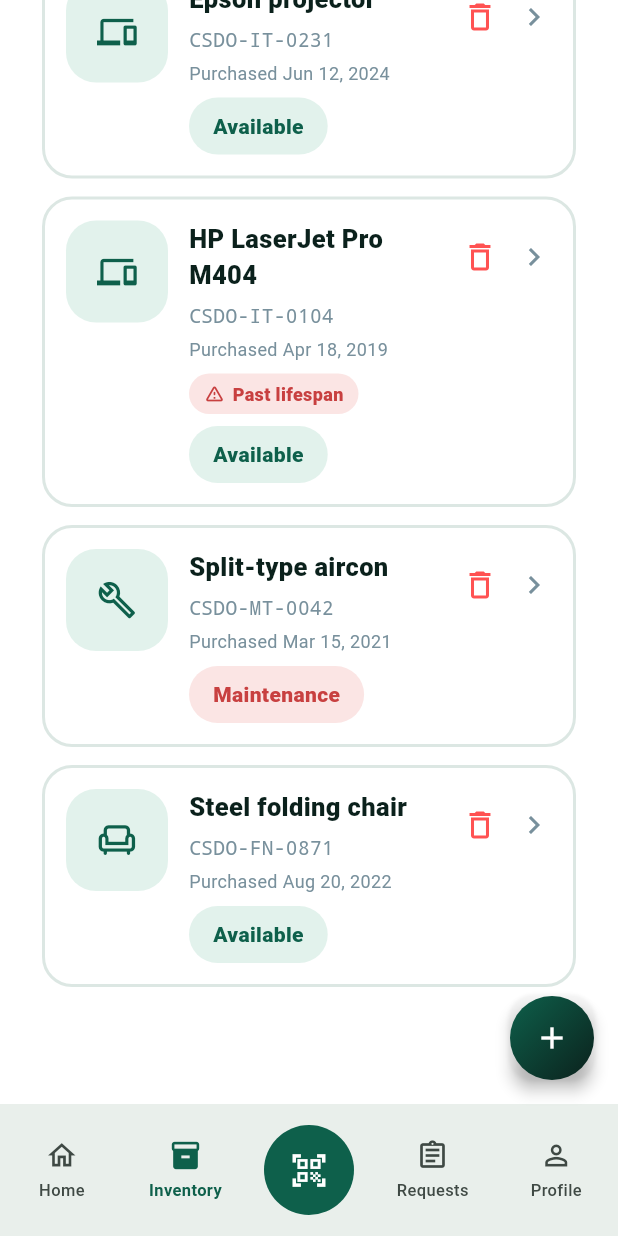
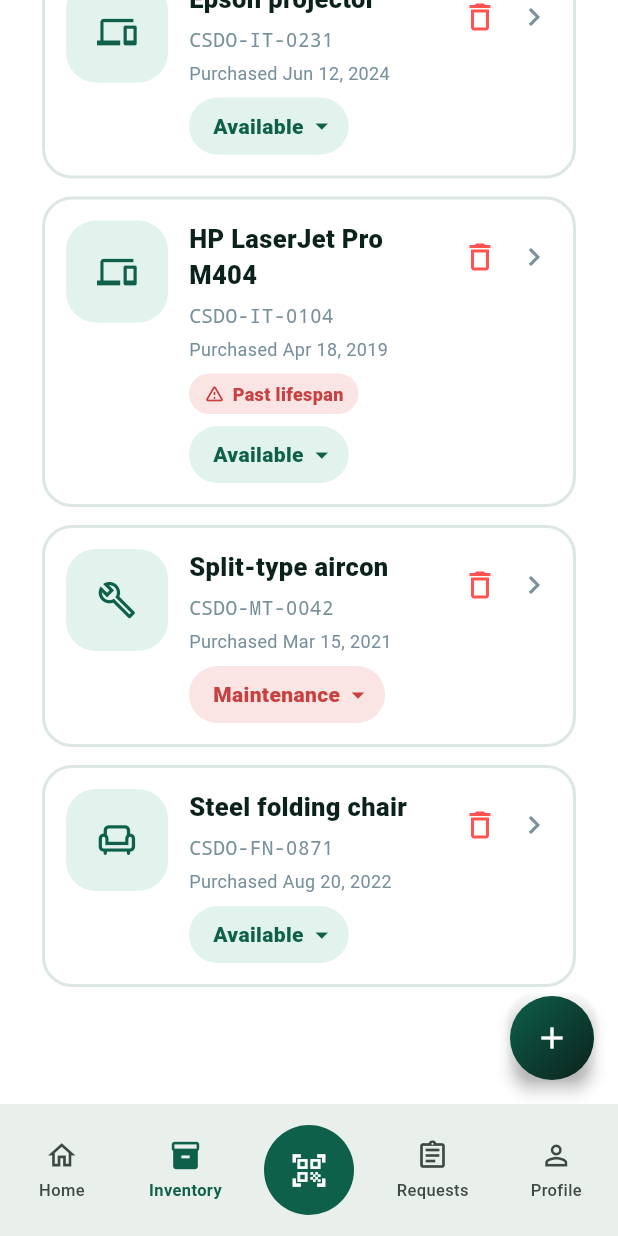
Before and after one commit to phrey26/qr_assisted_asset_manager, a Flutter app: the AppShell screen opened directly, item 2 of the bottom bar chosen, scrolled down 576 dp, on a phone screen of 412 x 824 dp. Run offline on Flutter 3.47's test engine with Material 3 defaults, Android fonts, the phone set to English and light mode, and no system bars; our stand-ins replace image_picker, qr_flutter, share_plus; missing offline and left inert: mobile_scanner; Roboto replaces fonts that are missing (Arial).

```diff
--- a/lib/models/asset.dart
+++ b/lib/models/asset.dart
@@ -31,7 +31,11 @@ class AssetItem {
   final String tagId;
   final String category;
   final String description;
-  final AssetStatus status;
+
+  /// Mutable so the admin can change it from the inventory page — e.g.
+  /// flagging an asset as under maintenance, or bringing it back once
+  /// it's fixed — without having to delete and re-add the asset.
+  AssetStatus status;
 
   /// When the asset was purchased. Required for every asset regardless of
   /// category.
--- a/lib/widgets/asset_card.dart
+++ b/lib/widgets/asset_card.dart
@@ -7,7 +7,13 @@ import 'lifespan_warning_badge.dart';
 import 'status_chip.dart';
 
 class AssetCard extends StatelessWidget {
-  const AssetCard({super.key, required this.asset, this.onTap, this.onDelete});
+  const AssetCard({
+    super.key,
+    required this.asset,
+    this.onTap,
+    this.onDelete,
+    this.onUpdateStatus,
+  });
 
   final AssetItem asset;
 
@@ -20,6 +26,11 @@ class AssetCard extends StatelessWidget {
   /// delete affordance is shown — used to keep this widget reusable for
   /// non-admin contexts if they're added later.
   final VoidCallback? onDelete;
+
+  /// Invoked with the newly-picked status when the admin changes it from
+  /// the status chip's menu (e.g. flagging the asset as under
+  /// maintenance). When null, the chip is a plain read-only label.
+  final ValueChanged<AssetStatus>? onUpdateStatus;
 
   @override
   Widget build(BuildContext context) {
@@ -106,14 +117,14 @@ class AssetCard extends StatelessWidget {
                       ],
                       if (isMobile) ...[
                         const SizedBox(height: 8),
-                        StatusChip(status: asset.status),
+                        StatusChip(status: asset.status, onChanged: onUpdateStatus),
                       ],
                     ],
                   ),
                 ),
                 if (!isMobile) ...[
                   const SizedBox(width: 10),
-                  StatusChip(status: asset.status),
+                  StatusChip(status: asset.status, onChanged: onUpdateStatus),
                 ],
                 if (onDelete != null) ...[
                   SizedBox(width: isMobile ? 0 : 4),
--- a/lib/widgets/status_chip.dart
+++ b/lib/widgets/status_chip.dart
@@ -3,33 +3,48 @@ import 'package:flutter/material.dart';
 import '../models/asset.dart';
 import '../theme/app_theme.dart';
 
+/// Displays an asset's status as a pill. When [onChanged] is provided, the
+/// pill becomes tappable and opens a menu to change the status (e.g. flag
+/// an asset as under maintenance); when null (the default), it's a
+/// read-only label, unchanged from how every non-admin screen uses it.
 class StatusChip extends StatelessWidget {
-  const StatusChip({super.key, required this.status});
+  const StatusChip({super.key, required this.status, this.onChanged});
 
   final AssetStatus status;
 
+  /// Invoked with the newly-selected status when the admin picks a
+  /// different one from the menu. Passing this makes the chip tappable.
+  final ValueChanged<AssetStatus>? onChanged;
+
+  static (Color background, Color foreground) _colorsFor(AssetStatus status) {
+    switch (status) {
+      case AssetStatus.available:
+        return (AppTheme.mint, AppTheme.primary);
+      case AssetStatus.inUse:
+        return (AppTheme.cream, const Color(0xFF9A6512));
+      case AssetStatus.maintenance:
+        return (AppTheme.redTint, const Color(0xFFC84040));
+    }
+  }
+
   @override
   Widget build(BuildContext context) {
-    Color background;
-    Color foreground;
-    switch (status) {
-      case AssetStatus.available:
-        background = AppTheme.mint;
-        foreground = AppTheme.primary;
-      case AssetStatus.inUse:
-        background = AppTheme.cream;
-        foreground = const Color(0xFF9A6512);
-      case AssetStatus.maintenance:
-        background = AppTheme.redTint;
-        foreground = const Color(0xFFC84040);
-    }
-    return Container(
-      padding: const EdgeInsets.symmetric(horizontal: 16, vertical: 9),
+    final (background, foreground) = _colorsFor(status);
+    final pill = Container(
+      padding: EdgeInsets.only(
+        left: 16,
+        right: onChanged == null ? 16 : 8,
+        top: 9,
+        bottom: 9,
+      ),
       decoration: BoxDecoration(
         color: background,
         borderRadius: BorderRadius.circular(30),
       ),
-      child: Text(
+      child: Row(
+        mainAxisSize: MainAxisSize.min,
+        children: [
+          Text(
             status.label,
             style: TextStyle(
               color: foreground,
@@ -37,6 +52,38 @@ class StatusChip extends StatelessWidget {
               fontSize: 14,
             ),
           ),
+          if (onChanged != null) ...[
+            const SizedBox(width: 2),
+            Icon(Icons.arrow_drop_down, color: foreground, size: 20),
+          ],
+        ],
+      ),
+    );
+
+    if (onChanged == null) return pill;
+
+    return PopupMenuButton<AssetStatus>(
+      tooltip: 'Change status',
+      initialValue: status,
+      onSelected: onChanged,
+      shape: RoundedRectangleBorder(borderRadius: BorderRadius.circular(14)),
+      itemBuilder: (context) => [
+        for (final option in AssetStatus.values)
+          PopupMenuItem(
+            value: option,
+            child: Row(
+              children: [
+                if (option == status)
+                  const Icon(Icons.check, size: 18, color: AppTheme.primary)
+                else
+                  const SizedBox(width: 18),
+                const SizedBox(width: 10),
+                Text(option.label),
+              ],
+            ),
+          ),
+      ],
+      child: pill,
     );
   }
 }
```
Also changed, not shown: lib/main.dart (+14 -0 lines), lib/screens/asset_detail_screen.dart (+27 -2 lines), lib/screens/inventory_screen.dart (+27 -2 lines). Lines whose indentation alone changed are shown as unchanged.
